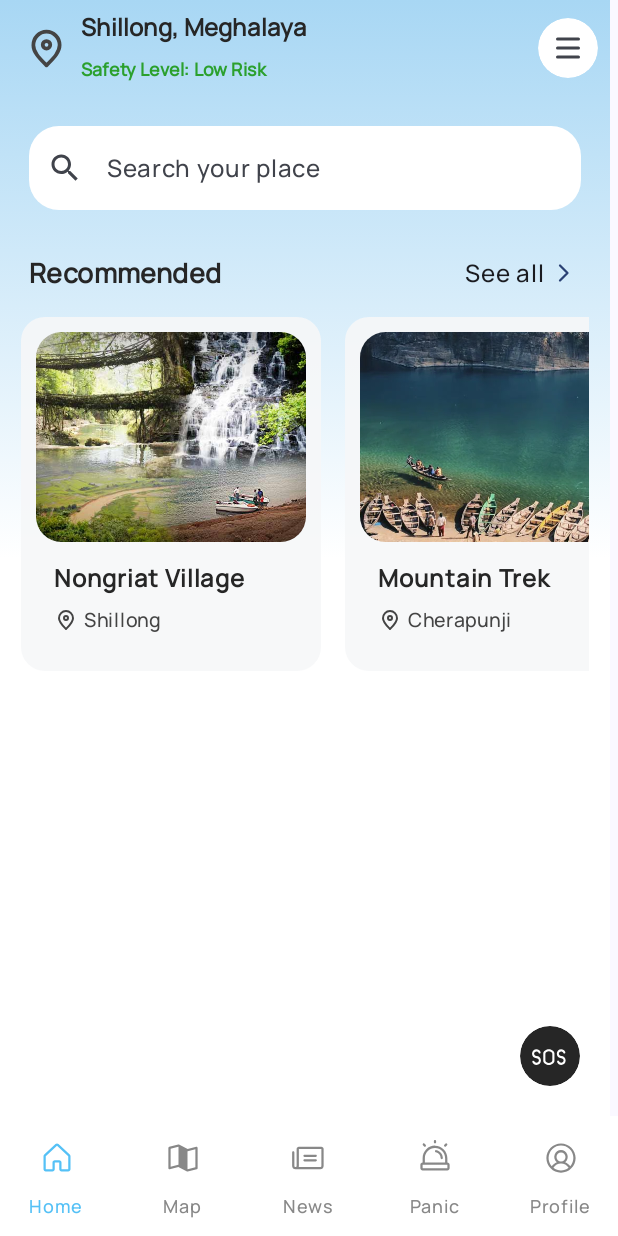
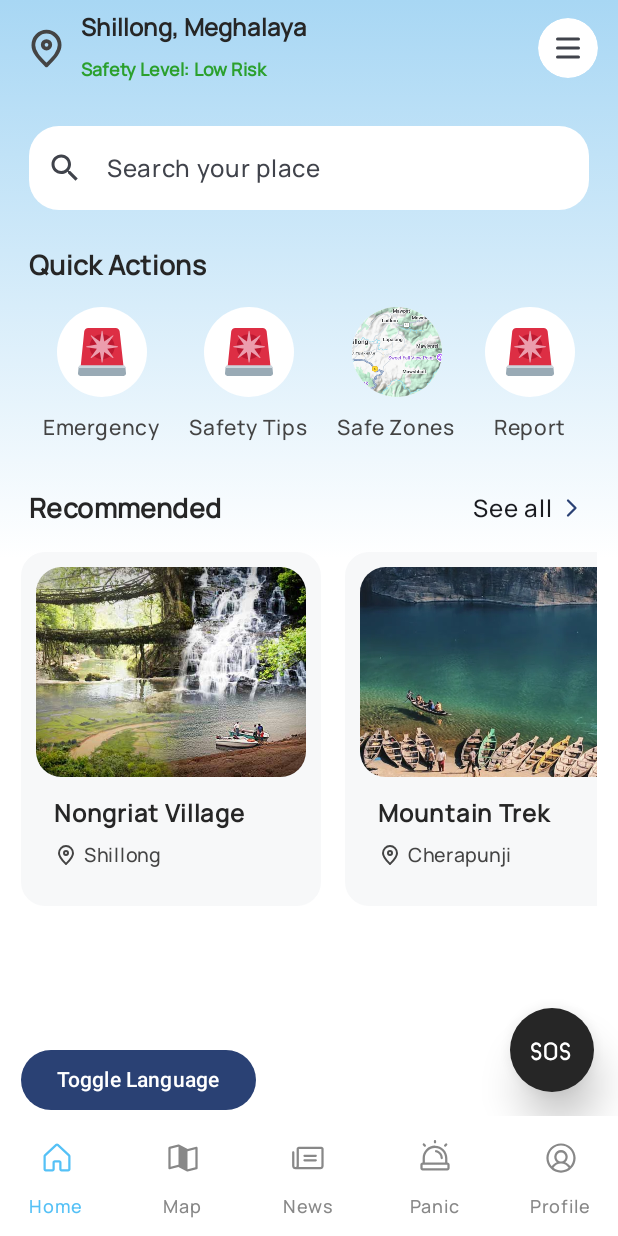
Before and after one commit to sanketjha872/North_eastern_tourism, an Android app built with Jetpack Compose: the MainApp screen opened through its navigation route, on a phone screen of 412 x 824 dp. Run offline under Robolectric (Android 15) with nearby library versions, the phone set to English and light mode, and no system bars; our stand-ins replace accompanist.

Commit message:
Language and Map additon

```diff
--- a/app/build.gradle.kts
+++ b/app/build.gradle.kts
@@ -96,6 +96,10 @@ dependencies {
     implementation("org.osmdroid:osmdroid-android:6.1.18")
     implementation("androidx.preference:preference-ktx:1.2.1")
 
+    implementation("org.osmdroid:osmdroid-android:6.1.18")
+    implementation("com.squareup.retrofit2:retrofit:2.9.0")
+    implementation("com.squareup.retrofit2:converter-gson:2.9.0")
+
 
 
 }
--- a/app/src/main/AndroidManifest.xml
+++ b/app/src/main/AndroidManifest.xml
@@ -22,6 +22,7 @@
     <uses-permission android:name="android.permission.INTERNET" />
 
     <application
+        android:name=".Map.MyApp"
         android:usesCleartextTraffic="true"
         android:allowBackup="true"
         android:dataExtractionRules="@xml/data_extraction_rules"
@@ -35,7 +36,7 @@
             android:name=".MainActivity"
             android:exported="true"
             android:label="@string/app_name"
-            android:theme="@style/Theme.NETourism">
+            android:theme="@style/Theme.AppCompat.DayNight.NoActionBar">
             <intent-filter>
                 <action android:name="android.intent.action.MAIN" />
 
--- a/app/src/main/java/com/jhainusa/netourism/AppNavigation.kt
+++ b/app/src/main/java/com/jhainusa/netourism/AppNavigation.kt
@@ -4,7 +4,13 @@ import androidx.annotation.DrawableRes
 import androidx.compose.foundation.layout.PaddingValues
 import androidx.compose.foundation.layout.WindowInsets
 import androidx.compose.foundation.layout.padding
-import androidx.compose.material3.*
+import androidx.compose.material3.ExperimentalMaterial3Api
+import androidx.compose.material3.Icon
+import androidx.compose.material3.NavigationBar
+import androidx.compose.material3.NavigationBarItem
+import androidx.compose.material3.NavigationBarItemDefaults
+import androidx.compose.material3.Scaffold
+import androidx.compose.material3.Text
 import androidx.compose.runtime.Composable
 import androidx.compose.runtime.getValue
 import androidx.compose.ui.Modifier
@@ -24,6 +30,7 @@ import androidx.navigation.compose.composable
 import androidx.navigation.compose.currentBackStackEntryAsState
 import androidx.navigation.compose.rememberNavController
 import com.jhainusa.netourism.ML.EmergencyClassifierScreen
+import com.jhainusa.netourism.Map.NavigationScreen
 import com.jhainusa.netourism.MeshNetworking.ChatViewModel
 import com.jhainusa.netourism.UserPreferences.OsmMapScreen
 
@@ -102,7 +109,7 @@ fun AppNavigationHost(navController: NavHostController, innerPadding: PaddingVal
     ) {
         composable(Screen.News.route) { NewsScreen(navController)} // Assuming OnboardingScreen is the new Login/News screen
         composable(Screen.Home.route) { FirstPageScreen(mainNav) } // Assuming FirstPageScreen is your home screen content
-        composable(Screen.Map.route) { OsmMapScreen()} //JourneyTimelineScreen(navController) }
+        composable(Screen.Map.route) { NavigationScreen()} //JourneyTimelineScreen(navController) }
         composable(Screen.Panic.route) { SOSScreen(navController,viewModel) }
         composable(Screen.Profile.route) {ProfileScreen(navController)}
     }
--- a/app/src/main/java/com/jhainusa/netourism/FirstPage.kt
+++ b/app/src/main/java/com/jhainusa/netourism/FirstPage.kt
@@ -6,15 +6,12 @@ import androidx.compose.foundation.background
 import androidx.compose.foundation.clickable
 import androidx.compose.foundation.layout.*
 import androidx.compose.foundation.layout.Arrangement
-import androidx.compose.foundation.lazy.LazyColumn
 import androidx.compose.foundation.lazy.LazyRow
 import androidx.compose.foundation.lazy.items
 import androidx.compose.foundation.shape.CircleShape
 import androidx.compose.foundation.shape.RoundedCornerShape
 import androidx.compose.material.icons.Icons
 import androidx.compose.material.icons.filled.*
-import androidx.compose.material.icons.outlined.FavoriteBorder
-import androidx.compose.material.icons.rounded.Menu
 import androidx.compose.material3.*
 import androidx.compose.runtime.*
 import androidx.compose.ui.Alignment
@@ -22,8 +19,10 @@ import androidx.compose.ui.Modifier
 import androidx.compose.ui.draw.clip
 import androidx.compose.ui.graphics.Brush
 import androidx.compose.ui.graphics.Color
+import androidx.compose.ui.graphics.painter.Painter
 import androidx.compose.ui.layout.ContentScale
 import androidx.compose.ui.res.painterResource
+import androidx.compose.ui.res.stringResource
 import androidx.compose.ui.text.TextStyle
 import androidx.compose.ui.text.font.Font
 import androidx.compose.ui.text.font.FontFamily
@@ -34,9 +33,6 @@ import androidx.compose.ui.unit.dp
 import androidx.compose.ui.unit.sp
 import androidx.navigation.NavController
 import androidx.navigation.compose.rememberNavController
-import com.jhainusa.netourism.ui.theme.NETourismTheme
-import com.jhainusa.netourism.ui.theme.blue
-import kotlinx.coroutines.launch
 
 val poppinsFontFamily1 = FontFamily(
     Font(R.font.manrope_medium)
@@ -64,7 +60,7 @@ val sampleRecommendedPlaces = listOf(
 @OptIn(ExperimentalMaterial3Api::class)
 @Preview
 @Composable
-fun FirstPageScreen(mainNav : NavController = rememberNavController()) {
+fun FirstPageScreen(mainNav: NavController = rememberNavController()) {
     var searchQuery by remember { mutableStateOf("") }
 
     Scaffold(
@@ -74,7 +70,7 @@ fun FirstPageScreen(mainNav : NavController = rememberNavController()) {
                     Row(verticalAlignment = Alignment.CenterVertically, horizontalArrangement = Arrangement.Center) {
                         Icon(
                             painter = painterResource(R.drawable.location_pin_alt_1_svgrepo_com),
-                                contentDescription = "Location",
+                            contentDescription = stringResource(R.string.location_content_description),
                             tint = Color.DarkGray,
                             modifier = Modifier.size(30.dp)
                         )
@@ -84,14 +80,14 @@ fun FirstPageScreen(mainNav : NavController = rememberNavController()) {
                             verticalArrangement = Arrangement.Center
                         ) {
                             Text(
-                                    "Shillong, Meghalaya",
+                                stringResource(R.string.location),
                                 fontFamily = poppinsFontFamily1,
                                 fontWeight = FontWeight.Bold,
                                 fontSize = 16.sp,
                                 color = Color(0xFF262626)
                             )
                             Text(
-                                    "Safety Level: Low Risk",
+                                stringResource(R.string.safety_level),
                                 fontFamily = poppinsFontFamily1,
                                 fontSize = 12.sp,
                                 fontWeight = FontWeight.Bold,
@@ -101,31 +97,39 @@ fun FirstPageScreen(mainNav : NavController = rememberNavController()) {
                     }
                 },
                 actions = {
-                        IconButton(onClick = {mainNav.navigate("DrawerContent")}) {
-                            Icon(painterResource(R.drawable.threeline), contentDescription = "Notifications", modifier = Modifier
+                    IconButton(onClick = { mainNav.navigate("DrawerContent") }) {
+                        Icon(
+                            painterResource(R.drawable.threeline),
+                            contentDescription = stringResource(R.string.notifications),
+                            modifier = Modifier
                                 .clip(CircleShape)
                                 .background(Color.White)
                                 .padding(8.dp)
-                                .size(28.dp))
+                                .size(28.dp)
+                        )
                     }
                 },
-                    colors = TopAppBarDefaults.topAppBarColors(containerColor = Color.Transparent)
+                colors = TopAppBarDefaults.topAppBarColors(containerColor = Color.Transparent),
+                modifier = Modifier.padding(end = 5.dp)
+
             )
         },
         floatingActionButton = {
-                IconButton(
-                    onClick = {},
-                    colors = IconButtonDefaults.iconButtonColors(
-                        containerColor = Color(0XFF262626)
-                    ),
+            FloatingActionButton(
+                onClick = { },
+                containerColor = Color(0xFF262626),
+                shape = CircleShape,
+                elevation = androidx.compose.material3.FloatingActionButtonDefaults.elevation(16.dp)
             ) {
-                    Icon(painterResource(R.drawable.sos_svgrepo_com),
-                        contentDescription = null,
-                        tint = Color.White)
+                Icon(
+                    painter = painterResource(R.drawable.sos_svgrepo_com),
+                    contentDescription = stringResource(R.string.add),
+                    tint = Color.White,
+                    modifier = Modifier.size(28.dp)
+                )
             }
         },
         containerColor = Color(0xFFE0F7FA), // Make scaffold background transparent
-            modifier = Modifier.padding(end = 5.dp)
     ) { paddingValues ->
         Box(modifier = Modifier.fillMaxSize()) {
             // Light blue gradient-like background for the top portion
@@ -142,7 +146,6 @@ fun FirstPageScreen(mainNav : NavController = rememberNavController()) {
                         )
                     )
             )
-
             Column(
                 modifier = Modifier
                     .fillMaxSize()
@@ -159,9 +162,11 @@ fun FirstPageScreen(mainNav : NavController = rememberNavController()) {
                     OutlinedTextField(
                         value = searchQuery,
                         onValueChange = { searchQuery = it },
-                            placeholder = { Text("Search your place", fontFamily = poppinsFontFamily1) },
-                            leadingIcon = { Icon(Icons.Filled.Search, contentDescription = "Search Icon") },
-                            modifier = Modifier.fillMaxWidth().padding(horizontal = 5.dp),
+                        placeholder = { Text(stringResource(R.string.search_your_place), fontFamily = poppinsFontFamily1) },
+                        leadingIcon = { Icon(Icons.Filled.Search, contentDescription = stringResource(R.string.search_icon)) },
+                        modifier = Modifier
+                            .fillMaxWidth()
+                            .padding(horizontal = 5.dp),
                         shape = RoundedCornerShape(20.dp),
                         textStyle = TextStyle(
                             fontSize = 16.sp,
@@ -176,29 +181,93 @@ fun FirstPageScreen(mainNav : NavController = rememberNavController()) {
                     )
                 }
                 Spacer(modifier = Modifier.height(24.dp))
+                QuickActionsSection()
+                Spacer(modifier = Modifier.height(24.dp))
                 RecommendedSection()
+                Spacer(modifier = Modifier.weight(1f))
+                LanguageSwitcher()
             }
         }
     }
 }
 
+@Composable
+fun QuickActionsSection() {
+    Column(modifier = Modifier.padding(horizontal = 5.dp)) {
+        Text(
+            stringResource(R.string.quick_actions),
+            style = MaterialTheme.typography.titleMedium.copy(
+                fontFamily = poppinsFontFamily1,
+                fontSize = 18.sp,
+                fontWeight = FontWeight.Bold,
+                color = Color(0xFF262626)
+            )
+        )
+        Spacer(modifier = Modifier.height(16.dp))
+        Row(
+            modifier = Modifier.fillMaxWidth(),
+            horizontalArrangement = Arrangement.SpaceAround,
+            verticalAlignment = Alignment.CenterVertically
+        ) {
+            QuickAction(painter = painterResource(R.drawable.police_car_light_svgrepo_com), text = stringResource(R.string.emergency))
+            QuickAction(painter = painterResource(R.drawable.police_car_light_svgrepo_com), text = stringResource(R.string.safety_tips))
+            QuickAction(painter = painterResource(R.drawable.img_4), text = stringResource(R.string.safe_zones))
+            QuickAction(painter = painterResource(R.drawable.police_car_light_svgrepo_com), text = stringResource(R.string.report))
+        }
+    }
+}
+
+@Composable
+fun QuickAction(painter: Painter, text: String) {
+    Column(
+        horizontalAlignment = Alignment.CenterHorizontally,
+        modifier = Modifier.clickable { /* TODO */ }
+    ) {
+        Box(
+            modifier = Modifier
+                .size(60.dp)
+                .clip(CircleShape)
+                .background(Color.White),
+            contentAlignment = Alignment.Center
+        ) {
+            Image(
+                painter = painter,
+                contentDescription = text,
+                contentScale = ContentScale.Crop
+            )
+        }
+        Spacer(modifier = Modifier.height(8.dp))
+        Text(
+            text = text,
+            fontFamily = poppinsFontFamily1,
+            fontSize = 14.sp,
+            color = Color.DarkGray
+        )
+    }
+}
 
 @Composable
 fun RecommendedSection() {
     Column(modifier = Modifier) {
         Row(
-            modifier = Modifier.fillMaxWidth().padding(5.dp),
+            modifier = Modifier
+                .fillMaxWidth()
+                .padding(5.dp),
             verticalAlignment = Alignment.CenterVertically,
             horizontalArrangement = Arrangement.SpaceBetween
         ) {
             Text(
-                "Recommended",
-                style = MaterialTheme.typography.titleMedium.copy(fontFamily = poppinsFontFamily1, fontSize = 18.sp, fontWeight = FontWeight.Bold,
-                    color = Color(0xFF262626))
+                stringResource(R.string.recommended),
+                style = MaterialTheme.typography.titleMedium.copy(
+                    fontFamily = poppinsFontFamily1,
+                    fontSize = 18.sp,
+                    fontWeight = FontWeight.Bold,
+                    color = Color(0xFF262626)
+                )
             )
             Row(verticalAlignment = Alignment.CenterVertically, modifier = Modifier.clickable { /*TODO*/ }) {
-                Text("See all", fontFamily = poppinsFontFamily1, fontSize = 16.sp)
-                Icon(painterResource(R.drawable.right), contentDescription = "See all", tint = MaterialTheme.colorScheme.primary)
+                Text(stringResource(R.string.see_all), fontFamily = poppinsFontFamily1, fontSize = 16.sp)
+                Icon(painterResource(R.drawable.right), contentDescription = stringResource(R.string.see_all), tint = MaterialTheme.colorScheme.primary)
             }
         }
         Spacer(modifier = Modifier.height(12.dp))
@@ -226,7 +295,8 @@ fun RecommendedPlaceCard(place: RecommendedPlaceData) {
         Column(
             modifier = Modifier.padding(10.dp)
         ) {
-            Box(modifier = Modifier
+            Box(
+                modifier = Modifier
                     .fillMaxWidth()
                     .height(140.dp)
             ) {
@@ -234,11 +304,12 @@ fun RecommendedPlaceCard(place: RecommendedPlaceData) {
                     painter = painterResource(id = place.imageResId),
                     contentDescription = place.name,
                     contentScale = ContentScale.Crop,
-                    modifier = Modifier.fillMaxSize().clip(RoundedCornerShape(17.dp))
+                    modifier = Modifier
+                        .fillMaxSize()
+                        .clip(RoundedCornerShape(17.dp))
                 )
             }
-            Column(modifier = Modifier
-                .padding(12.dp)) {
+            Column(modifier = Modifier.padding(12.dp)) {
                 Text(
                     place.name,
                     fontFamily = poppinsFontFamily1,
@@ -250,7 +321,7 @@ fun RecommendedPlaceCard(place: RecommendedPlaceData) {
                 )
                 Spacer(modifier = Modifier.height(4.dp))
                 Row(verticalAlignment = Alignment.CenterVertically) {
-                    Icon(painterResource(R.drawable.location_pin_alt_1_svgrepo_com), contentDescription = "Location", modifier = Modifier.size(16.dp), tint = Color.DarkGray)
+                    Icon(painterResource(R.drawable.location_pin_alt_1_svgrepo_com), contentDescription = stringResource(id = R.string.location_content_description), modifier = Modifier.size(16.dp), tint = Color.DarkGray)
                     Spacer(modifier = Modifier.width(4.dp))
                     Text(place.location, fontFamily = poppinsFontFamily1, fontSize = 13.sp, color = Color.DarkGray)
                 }
--- a/app/src/main/java/com/jhainusa/netourism/MainActivity.kt
+++ b/app/src/main/java/com/jhainusa/netourism/MainActivity.kt
@@ -1,41 +1,37 @@
 package com.jhainusa.netourism
 
 import android.Manifest
-import android.content.Intent
-import android.content.pm.PackageManager
 import android.os.Build
 import android.os.Bundle
-import android.speech.RecognizerIntent
-import android.speech.SpeechRecognizer
-import androidx.activity.ComponentActivity
 import androidx.activity.compose.setContent
 import androidx.activity.result.contract.ActivityResultContracts
 import androidx.annotation.RequiresApi
+import androidx.appcompat.app.AppCompatActivity
+import androidx.appcompat.app.AppCompatDelegate
 import androidx.compose.animation.AnimatedContentTransitionScope
 import androidx.compose.animation.ExperimentalAnimationApi
 import androidx.compose.animation.core.tween
 import androidx.compose.foundation.layout.fillMaxSize
+import androidx.compose.material3.Button
 import androidx.compose.material3.Surface
+import androidx.compose.material3.Text
 import androidx.compose.runtime.Composable
+import androidx.compose.runtime.rememberCoroutineScope
 import androidx.compose.ui.Modifier
-import androidx.core.app.ActivityCompat
-import androidx.core.content.ContextCompat
-import androidx.core.view.WindowCompat
-import androidx.lifecycle.viewmodel.compose.viewModel
-import androidx.navigation.NavHostController
+import androidx.compose.ui.platform.LocalContext
+import androidx.core.os.LocaleListCompat
 import androidx.navigation.compose.composable
 import com.google.accompanist.navigation.animation.AnimatedNavHost
 import com.google.accompanist.navigation.animation.rememberAnimatedNavController
-import com.jhainusa.netourism.MeshNetworking.ChatScreen
-import com.jhainusa.netourism.MeshNetworking.ChatViewModel
 import com.jhainusa.netourism.MeshNetworking.MeshCore
-
 import com.jhainusa.netourism.UserPreferences.UserPreferencesManager
 import com.jhainusa.netourism.ui.theme.NETourismTheme
-import java.util.Locale
+import kotlinx.coroutines.launch
 
-class MainActivity : ComponentActivity() {
-    private lateinit var prefsManager: UserPreferencesManager
+class MainActivity : AppCompatActivity() {
+    private val prefsManager: UserPreferencesManager by lazy {
+        UserPreferencesManager(this)
+    }
 
     private val permissions = mutableListOf(
         Manifest.permission.ACCESS_FINE_LOCATION,
@@ -56,9 +52,12 @@ class MainActivity : ComponentActivity() {
     @OptIn(ExperimentalAnimationApi::class)
     @RequiresApi(Build.VERSION_CODES.O)
     override fun onCreate(savedInstanceState: Bundle?) {
+        // Set language before UI is created
+        prefsManager.getLanguage()?.let {
+            val appLocale = LocaleListCompat.forLanguageTags(it)
+            AppCompatDelegate.setApplicationLocales(appLocale)
+        }
         super.onCreate(savedInstanceState)
-        prefsManager = UserPreferencesManager(this)
-
 
         val launcher = registerForActivityResult(
             ActivityResultContracts.RequestMultiplePermissions()
@@ -68,7 +67,7 @@ class MainActivity : ComponentActivity() {
         launcher.launch(permissions.toTypedArray())
 
         // Initialize mesh networking (only once)
-        MeshCore.init(applicationContext,prefsManager)
+        MeshCore.init(applicationContext, prefsManager)
 
         setContent {
             val navController = rememberAnimatedNavController()
@@ -80,8 +79,8 @@ class MainActivity : ComponentActivity() {
 
                         navController = navController,
                         startDestination =
-                            if (prefsManager.hasUser()) "AllScreenNav"
-                            else "OnboardingScreen",
+                        if (prefsManager.hasUser()) "AllScreenNav"
+                        else "OnboardingScreen",
 
                         enterTransition = {
                             slideIntoContainer(
@@ -114,6 +113,9 @@ class MainActivity : ComponentActivity() {
                         composable("OnboardingScreen") {
                             OnboardingScreen(navController)
                         }
+                        composable("FirstPageScreen") {
+                            FirstPageScreen(mainNav = navController)
+                        }
                     }
                 }
             }
@@ -121,3 +123,24 @@ class MainActivity : ComponentActivity() {
 
     }
 }
+
+// A simple button to toggle the language
+@Composable
+fun LanguageSwitcher() {
+    val context = LocalContext.current
+    val prefsManager = UserPreferencesManager(context)
+    val scope = rememberCoroutineScope()
+
+    Button(onClick = {
+        scope.launch {
+            val currentLang = prefsManager.getLanguage() ?: "en"
+            val newLang = if (currentLang == "en") "hi" else "en"
+            prefsManager.saveLanguage(newLang)
+
+            // Set the app locale. The system will handle recreating the activity.
+            AppCompatDelegate.setApplicationLocales(LocaleListCompat.forLanguageTags(newLang))
+        }
+    }) {
+        Text("Toggle Language")
+    }
+}
--- a/app/src/main/java/com/jhainusa/netourism/UserPreferences/MapScreen.kt
+++ b/app/src/main/java/com/jhainusa/netourism/UserPreferences/MapScreen.kt
@@ -41,4 +41,5 @@ fun OsmMapScreen() {
             map
         }
     )
+
 }
--- a/app/src/main/java/com/jhainusa/netourism/UserPreferences/UserPreference.kt
+++ b/app/src/main/java/com/jhainusa/netourism/UserPreferences/UserPreference.kt
@@ -40,6 +40,7 @@ class UserPreferencesManager(val context: Context) {
         private const val KEY_UPDATED_AT = "updated_at"
         private const val KEY_IS_LOGGED_IN = "is_logged_in"
         private const val KEY_USER_JSON = "user_json" // For storing entire user as JSON
+        private const val KEY_LANGUAGE = "language"
     }
 
     // Save entire User object
@@ -103,6 +104,13 @@ class UserPreferencesManager(val context: Context) {
         }
     }
 
+    // Language preference
+    fun saveLanguage(language: String) {
+        prefs.edit().putString(KEY_LANGUAGE, language).apply()
+    }
+
+    fun getLanguage(): String? = prefs.getString(KEY_LANGUAGE, null)
+
     // Individual getters
     fun getUserId(): String? = prefs.getString(KEY_USER_ID, null)
     fun getTouristId(): String? = prefs.getString(KEY_TOURIST_ID, null)
--- a/app/src/main/res/values/strings.xml
+++ b/app/src/main/res/values/strings.xml
@@ -1,3 +1,33 @@
 <resources>
     <string name="app_name">NE Tourism</string>
+    <string name="location">Shillong, Meghalaya</string>
+    <string name="safety_level">Safety Level: Low Risk</string>
+    <string name="notifications">Notifications</string>
+    <string name="add">Add</string>
+    <string name="search_your_place">Search your place</string>
+    <string name="search_icon">Search Icon</string>
+    <string name="quick_actions">Quick Actions</string>
+    <string name="emergency">Emergency</string>
+    <string name="safety_tips">Safety Tips</string>
+    <string name="safe_zones">Safe Zones</string>
+    <string name="report">Report</string>
+    <string name="recommended">Recommended</string>
+    <string name="see_all">See all</string>
+    <string name="location_content_description">Location Pin</string>
+    <string name="nongriat_village">Nongriat Village</string>
+    <string name="shillong">Shillong</string>
+    <string name="mountain_trek">Mountain Trek</string>
+    <string name="cherapunji">Cherapunji</string>
+    <string name="elephant_falls">Elephant Falls</string>
+    <string name="emergency_sos">Emergency SOS</string>
+    <string name="close">Close</string>
+    <string name="press_and_hold_to_send_alert">Press and Hold to Send Alert</string>
+    <string name="speak">🎤 Speak</string>
+    <string name="your_emergency_message">Your emergency message:</string>
+    <string name="edit">Edit</string>
+    <string name="enter_your_issue">Enter your issue</string>
+    <string name="send">SEND</string>
+    <string name="cancel">Cancel</string>
+    <string name="sos">SOS</string>
+    <string name="ask_anything">Ask anything...</string>
 </resources>
```
Also changed, not shown: app/src/main/java/com/jhainusa/netourism/Map/MyApp.kt (added, +14 -0 lines), app/src/main/java/com/jhainusa/netourism/Map/NavigationScreen.kt (added, +218 -0 lines), app/src/main/java/com/jhainusa/netourism/Map/RetrofitClient.kt (added, +79 -0 lines), app/src/main/java/com/jhainusa/netourism/SOS.kt (+22 -22 lines), app/src/main/res/layout/mapview.xml (+23 -3 lines), app/src/main/res/drawable/img_3.png (added), app/src/main/res/drawable/img_4.png (added), 3 other files. Lines whose indentation alone changed are shown as unchanged.
